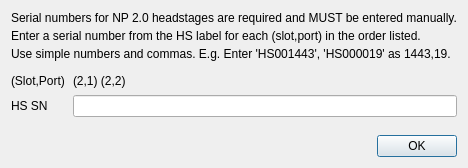
First picture: the form in Forms/HSSNDialog.ui, repository billkarsh/SpikeGLX, before the edit.
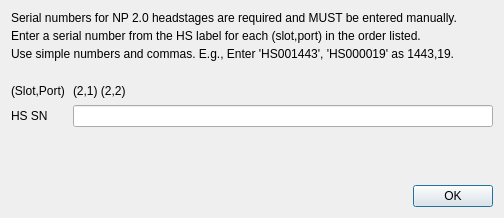
Second picture: the form after the edit.

Diff of the .ui file:
```diff
--- a/Forms/HSSNDialog.ui
+++ b/Forms/HSSNDialog.ui
@@ -6,8 +6,8 @@
    <rect>
     <x>0</x>
     <y>0</y>
-    <width>419</width>
-    <height>168</height>
+    <width>504</width>
+    <height>218</height>
    </rect>
   </property>
   <property name="windowTitle">
@@ -15,7 +15,7 @@
   </property>
   <layout class="QGridLayout" name="gridLayout_2">
    <property name="verticalSpacing">
-    <number>10</number>
+    <number>20</number>
    </property>
    <item row="0" column="0">
     <layout class="QVBoxLayout" name="verticalLayout">
@@ -39,7 +39,7 @@
      <item>
       <widget class="QLabel" name="label_5">
        <property name="text">
-        <string>Use simple numbers and commas. E.g. Enter 'HS001443', 'HS000019' as 1443,19.</string>
+        <string>Use simple numbers and commas. E.g., Enter 'HS001443', 'HS000019' as 1443,19.</string>
        </property>
       </widget>
      </item>
```
